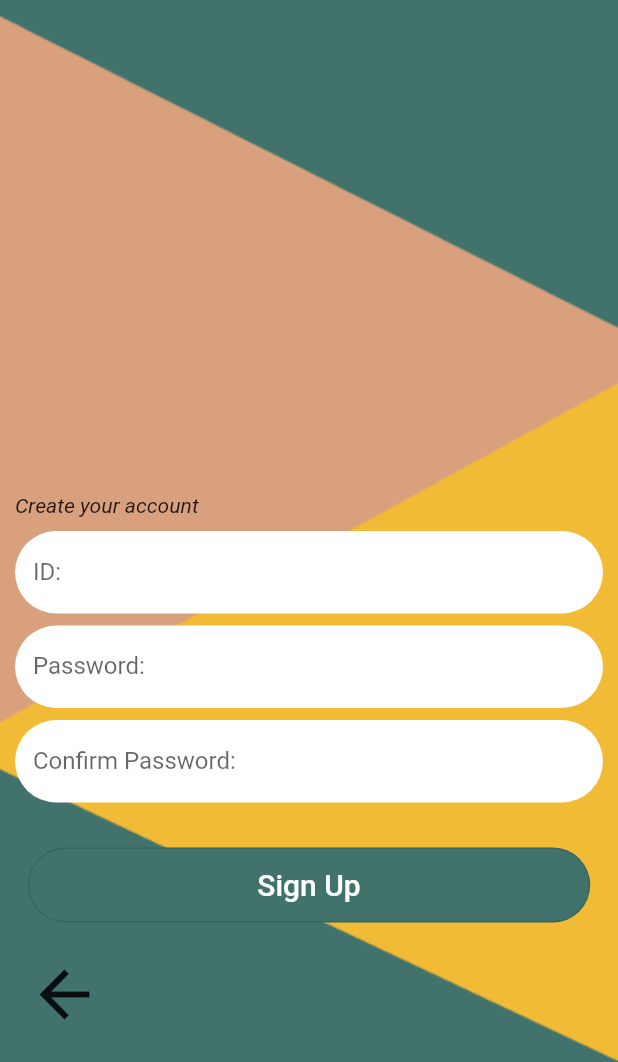
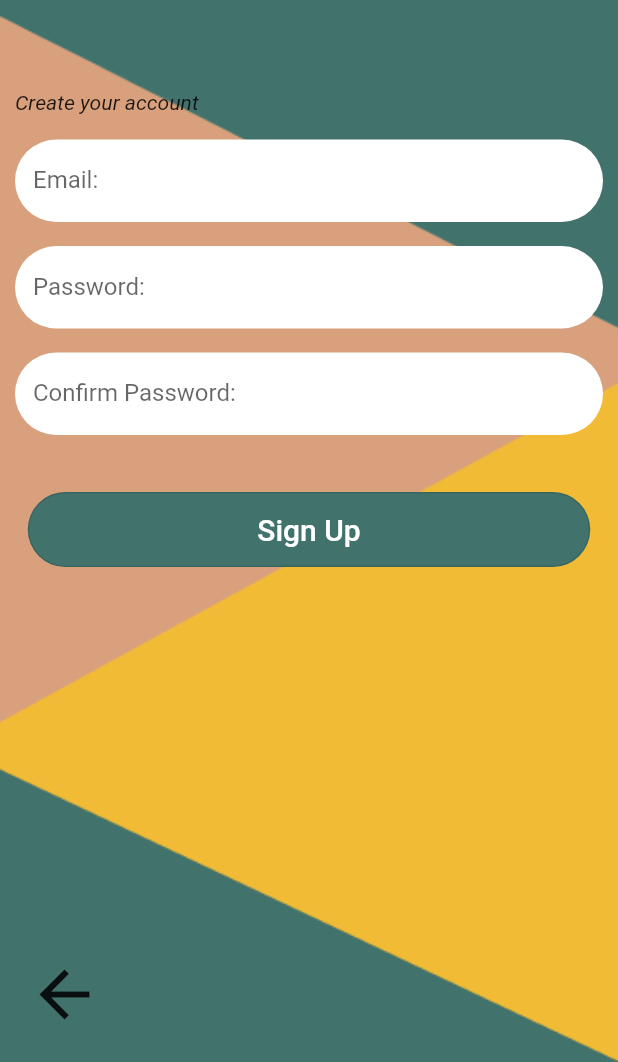
Before and after one commit to Brayan5892/FlutterApp_Diakonia, a Flutter app: the screen it shows after launch, after a tap on "Create account", on a phone screen of 412 x 824 dp, the part 174-1236 px from its top. Run offline on Flutter 3.47's test engine with Material 2 defaults, Android fonts, the phone set to English and light mode, and no system bars; our stand-ins replace cloud_firestore, firebase_auth; accounts and stored records are empty.

Commit message:
register 2

```diff
--- a/lib/pages/login.dart
+++ b/lib/pages/login.dart
@@ -8,8 +8,10 @@ class Login extends StatefulWidget {
 
 class _LoginState extends State<Login> {
 
-  String id;
+  String email;
   String password;
+
+  final formKey = GlobalKey<FormState>();
 
   @override
   Widget build(BuildContext context) {
@@ -37,9 +39,12 @@ class _LoginState extends State<Login> {
                    Spacer(),
                     Container(
                       height: 55,
-                      child: TextField(
+                      child: TextFormField(
+                        onSaved:  (value){
+                            email = value;
+                        },
                         decoration: InputDecoration(
-                           fillColor: Colors.white, filled: true,
+                          fillColor: Colors.white, filled: true,
                           labelText: "ID:",
                           border: OutlineInputBorder(borderRadius: const BorderRadius.all(
                             const Radius.circular(30.0),
@@ -55,9 +60,11 @@ class _LoginState extends State<Login> {
                       Container(
                         height: 55,
                         margin: EdgeInsets.only(top:8.0),
-                        child: TextField(
-
-                        decoration: InputDecoration(
+                        child: TextFormField(
+                          onSaved:  (value){
+                             password = value;
+                          },
+                          decoration: InputDecoration(
                           fillColor: Colors.white, filled: true,
                           labelText: "Password:",
                           border: OutlineInputBorder(borderRadius: const BorderRadius.all(
--- a/lib/pages/register.dart
+++ b/lib/pages/register.dart
@@ -1,3 +1,4 @@
+import 'package:firebase_auth/firebase_auth.dart';
 import 'package:flutter/material.dart';
 
 
@@ -8,15 +9,19 @@ class Register extends StatefulWidget {
 
 class _RegisterState extends State<Register> {
 
-  String id;
-  String password;
-  String confirmPassword;
+  String _email;
+  String _password;
+  String _confirmPassword;
+
+  final auth = FirebaseAuth.instance;
+
+   final formKey = GlobalKey<FormState>();
   @override
   Widget build(BuildContext context) {
    return MaterialApp(
       title: 'Material App',
       home: Scaffold(
-
+        resizeToAvoidBottomInset: false,
         body: Container(
           decoration: BoxDecoration(
           image: DecorationImage(
@@ -32,10 +37,10 @@ class _RegisterState extends State<Register> {
 
                children: <Widget>[
                  Container(
-                   margin: EdgeInsets.only(top:30),
+                   margin: EdgeInsets.only(top:30, bottom: 60),
                   child: Image.asset("assets/images/logoAmarillo.png"),
                   ),
-               Spacer(),
+
                  Row(
                    mainAxisAlignment: MainAxisAlignment.start,
                    children: [
@@ -51,12 +56,14 @@ class _RegisterState extends State<Register> {
 
                  Container(
                      height: 55,
-                     child: TextField(
-                   //Mostrara teclado numérico
-
+                     margin: EdgeInsets.only(top:8.0, bottom: 8.0),
+                     child: TextFormField(
+                       onSaved:  (value){
+                             _email = value;
+                       },
                        decoration: InputDecoration(
                           fillColor: Colors.white, filled: true,
-                         labelText: "ID:",
+                         labelText: "Email:",
                          border: OutlineInputBorder(borderRadius: const BorderRadius.all(
                            const Radius.circular(30.0),
                          ),
@@ -70,10 +77,13 @@ class _RegisterState extends State<Register> {
                      ),
                      Container(
                        height: 55,
-                       margin: EdgeInsets.only(top:8.0),
-                       child: TextField(
-
-                       decoration: InputDecoration(
+                       margin: EdgeInsets.only(top:8.0, bottom: 8.0),
+                       child: TextFormField(
+                         obscureText: true,
+                         onSaved:(value){
+                             _password = value;
+                          },
+                         decoration: InputDecoration(
                          fillColor: Colors.white, filled: true,
                          labelText: "Password:",
                          border: OutlineInputBorder(borderRadius: const BorderRadius.all(
@@ -89,10 +99,15 @@ class _RegisterState extends State<Register> {
                      ),
                       Container(
                        height: 55,
-                       margin: EdgeInsets.only(top:8.0),
-                       child: TextField(
+                       margin: EdgeInsets.only(top:8.0, bottom: 8.0),
+                       child: TextFormField(
+                         obscureText: true,
                        textInputAction: TextInputAction.send,
+                       onSaved:  (value){
+                        _confirmPassword = value;
+                       },
                        decoration: InputDecoration(
+
                          fillColor: Colors.white, filled: true,
                          labelText: "Confirm Password:",
                          border: OutlineInputBorder(borderRadius: const BorderRadius.all(
@@ -111,7 +126,9 @@ class _RegisterState extends State<Register> {
                        width: 375,
                        margin: EdgeInsets.only(top:30.0),
                        child: OutlinedButton(
-                         onPressed: null,
+                         onPressed: (){
+                           _signuP();
+                         },
                          child: Text(
                            "Sign Up",
                            style: TextStyle(color: Colors.white,
@@ -124,7 +141,7 @@ class _RegisterState extends State<Register> {
                          ),
                          ),
                      ),
-
+                     Spacer(),
                      Row(
                        mainAxisAlignment: MainAxisAlignment.start,
                        children: [
@@ -147,4 +164,12 @@ class _RegisterState extends State<Register> {
       ),
     );
   }
+
+  void _signuP() {
+
+     //formKey.currentState.save();
+     auth.createUserWithEmailAndPassword(email: "Brayan323@gmail.com", password: "123456").then((_){
+          Navigator.of(context).pushNamed("/");
+    });
+  }
 }
```
Also changed, not shown: lib/models/user.dart (added, +46 -0 lines), lib/services/auth.dart (added, +32 -0 lines), pubspec.yaml (+5 -2 lines), pubspec.lock, 3 other files.
